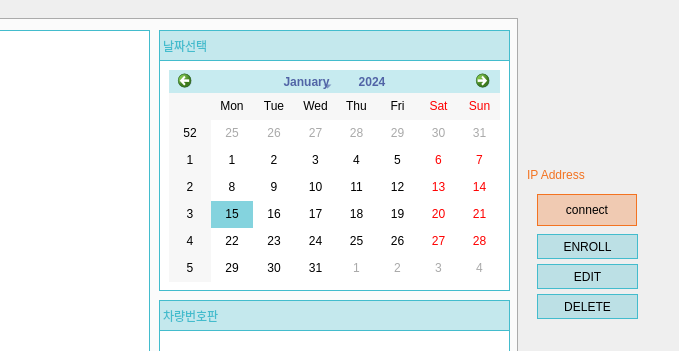
First picture: the form in cctv_36/src/ui/search.ui, repository VEDA-ThirtySix/PAMS-client, before the edit; both pictures show x 373 to 1052 and y 86 to 437 of the 1052 by 616 pixel window.
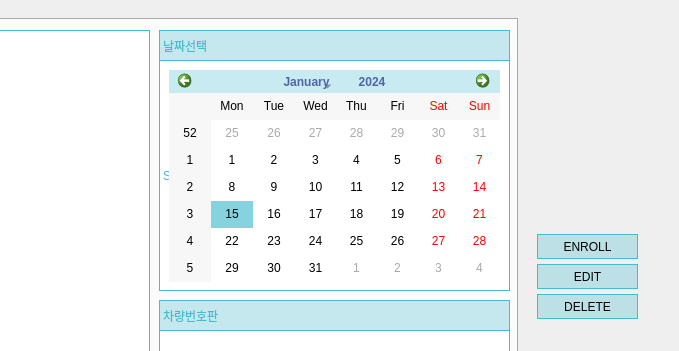
Second picture: the form after the edit. Icons and pictures are not drawn.

```diff
--- a/cctv_36/src/ui/search.ui
+++ b/cctv_36/src/ui/search.ui
@@ -158,53 +158,6 @@
      <normaloff>:/images/search.png</normaloff>:/images/search.png</iconset>
    </property>
   </widget>
-  <widget class="QPushButton" name="pushButton_connect">
-   <property name="geometry">
-    <rect>
-     <x>910</x>
-     <y>280</y>
-     <width>100</width>
-     <height>32</height>
-    </rect>
-   </property>
-   <property name="styleSheet">
-    <string notr="true">QPushButton{
-	font: 300 bold 10pt &quot;Quicksand Light&quot;;
-	color: black;
-	background-color: rgba(243,115,33,0.3);
-	border:1px solid rgb(243,115,33);
-}
-QPushButton::hover{
-	font: 300 8pt &quot;Quicksand Light&quot;;
-	color: white;
-	background-color: rgb(209, 209, 209);
-	border:1px solid rgb(243,115,33);
-}</string>
-   </property>
-   <property name="text">
-    <string>connect</string>
-   </property>
-  </widget>
-  <widget class="QLabel" name="label_url">
-   <property name="geometry">
-    <rect>
-     <x>900</x>
-     <y>250</y>
-     <width>151</width>
-     <height>21</height>
-    </rect>
-   </property>
-   <property name="styleSheet">
-    <string notr="true">	color:  rgb(243,115,33);
-	background:none;
-	border:none;
-	font: 500 8pt &quot;Quicksand Medium&quot;;
-	text-align: center; /* 수평 중앙 정렬 */</string>
-   </property>
-   <property name="text">
-    <string>IP Address</string>
-   </property>
-  </widget>
   <widget class="QPushButton" name="calendarButton">
    <property name="geometry">
     <rect>
@@ -643,9 +596,6 @@
      <property name="text">
       <string>Select Calender Button</string>
      </property>
-     <property name="alignment">
-      <set>Qt::AlignmentFlag::AlignCenter</set>
-     </property>
     </widget>
     <zorder>calendarFrame</zorder>
     <zorder>videoTable</zorder>
```
Left out of the diff: 93 changed lines with no effect on the pictures.
